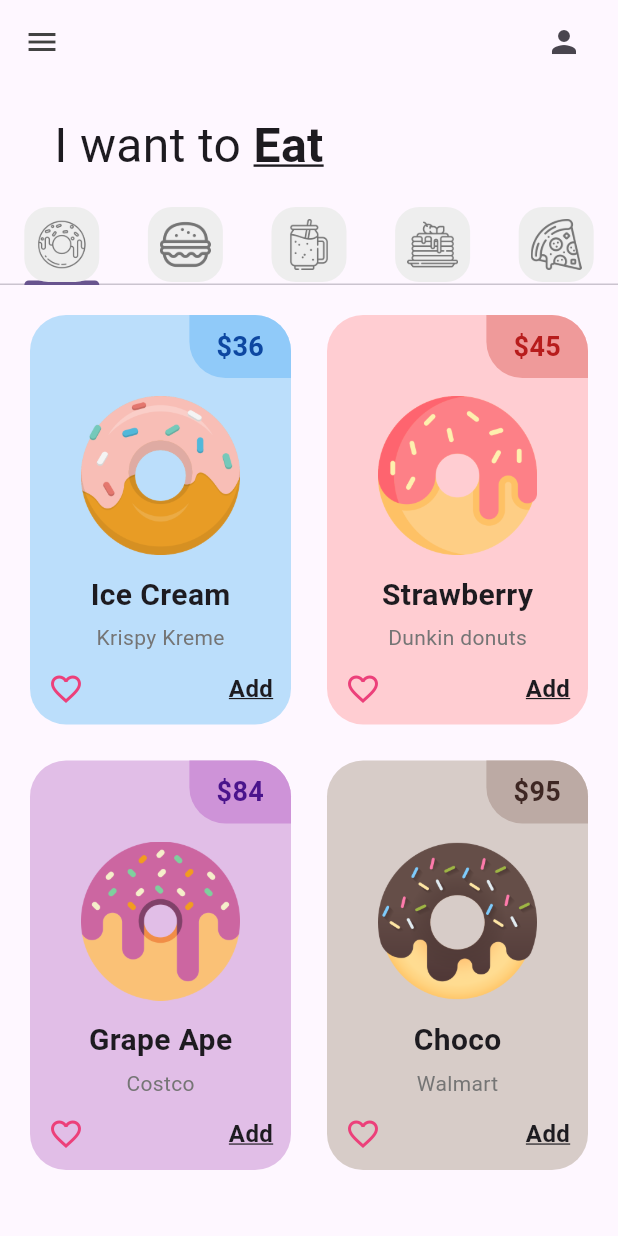
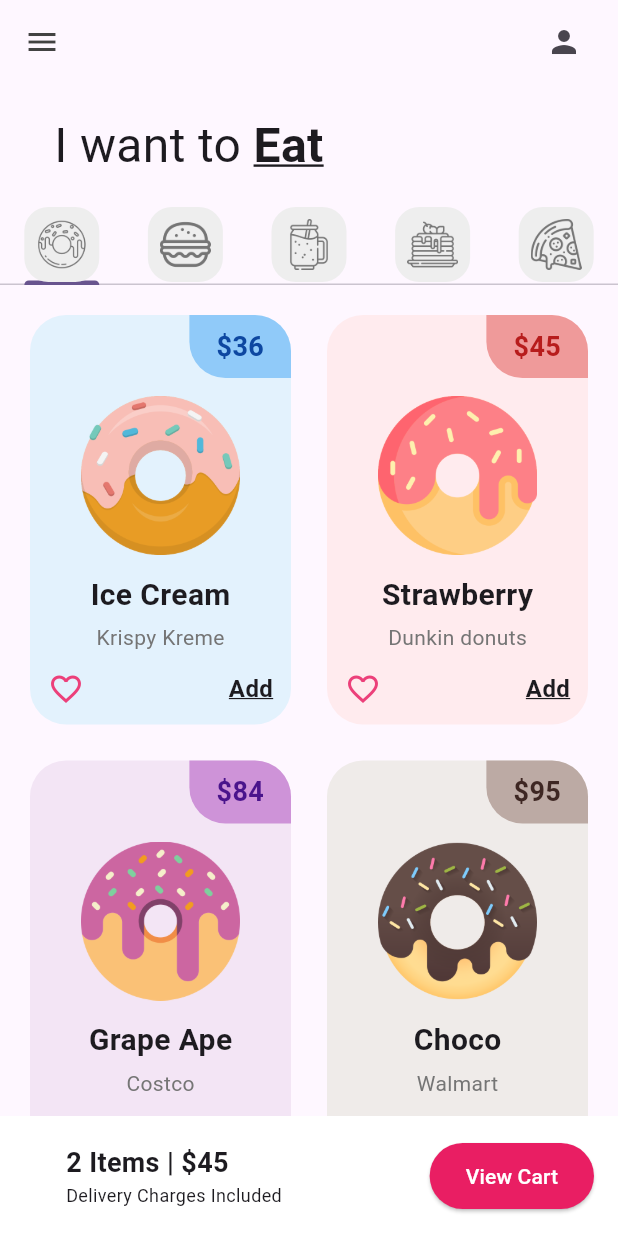
Before and after one commit to MxErickGuerra/donut_app_2b_guerra, a Flutter app: the screen it shows after launch, on a phone screen of 412 x 824 dp. Run offline on Flutter 3.47's test engine with Material 3 defaults, Android fonts, the light colour scheme and no system bars.

Commit message:
UI Finished

```diff
--- a/lib/pages/home_page.dart
+++ b/lib/pages/home_page.dart
@@ -80,7 +80,46 @@
             ),
 
             //Carrito
-          ],)
+            Container(
+              color: Colors.white,
+              padding: EdgeInsets.all(16),
+              child: Row(
+                //Poner los elementos en los extremos de la fila
+                mainAxisAlignment: MainAxisAlignment.spaceBetween,
+                children: [
+                  const Padding(
+                    padding: EdgeInsets.only(left: 28),
+                    child: Column(
+                      //Alinearlo a la izquierda
+                      crossAxisAlignment: CrossAxisAlignment.start,
+                      children: [
+                        Text(
+                          '2 Items | \$45',
+                          style: TextStyle(fontSize: 18,
+                          //Negritas
+                          fontWeight: FontWeight.bold),
+                        ),
+                        Text("Delivery Charges Included",
+                        style: TextStyle(fontSize: 12),
+                        ),
+                      ],
+                      ),
+                    ),
+                    ElevatedButton(
+                      onPressed: (){},
+                      style: ElevatedButton.styleFrom(
+                        backgroundColor: Colors.pink,
+                        padding: EdgeInsets.symmetric(
+                          horizontal: 24,
+                          vertical: 12)),
+                      child: const Text('View Cart',
+                        style: TextStyle(color: Colors.white)),
+                    ),
+                ],
+              ),
+            ),
+          ],
+        ),
       ),
     );
   }
--- a/lib/utils/donut_tile.dart
+++ b/lib/utils/donut_tile.dart
@@ -16,7 +16,7 @@
       padding: const EdgeInsets.all(12.0),
       child: Container(
         decoration: BoxDecoration(
-          color: donutColor[100], borderRadius: BorderRadius.circular(24)),
+          color: donutColor[50], borderRadius: BorderRadius.circular(24)),
         child: Column(
           children: <Widget> [
             //PriceTag
```
